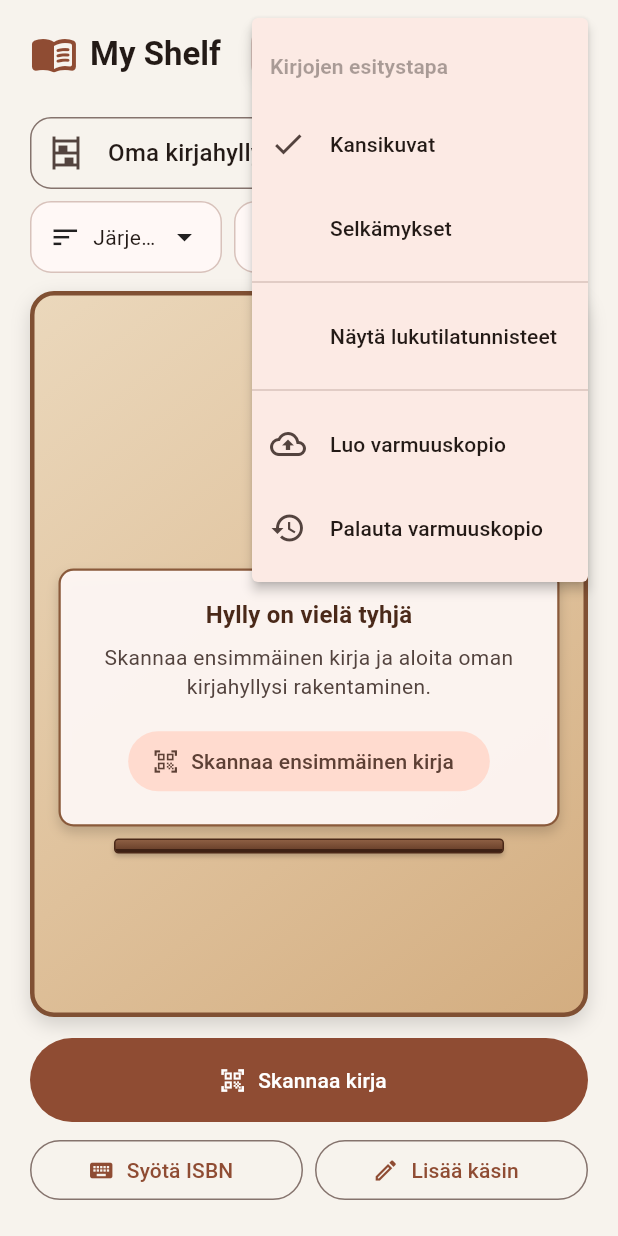
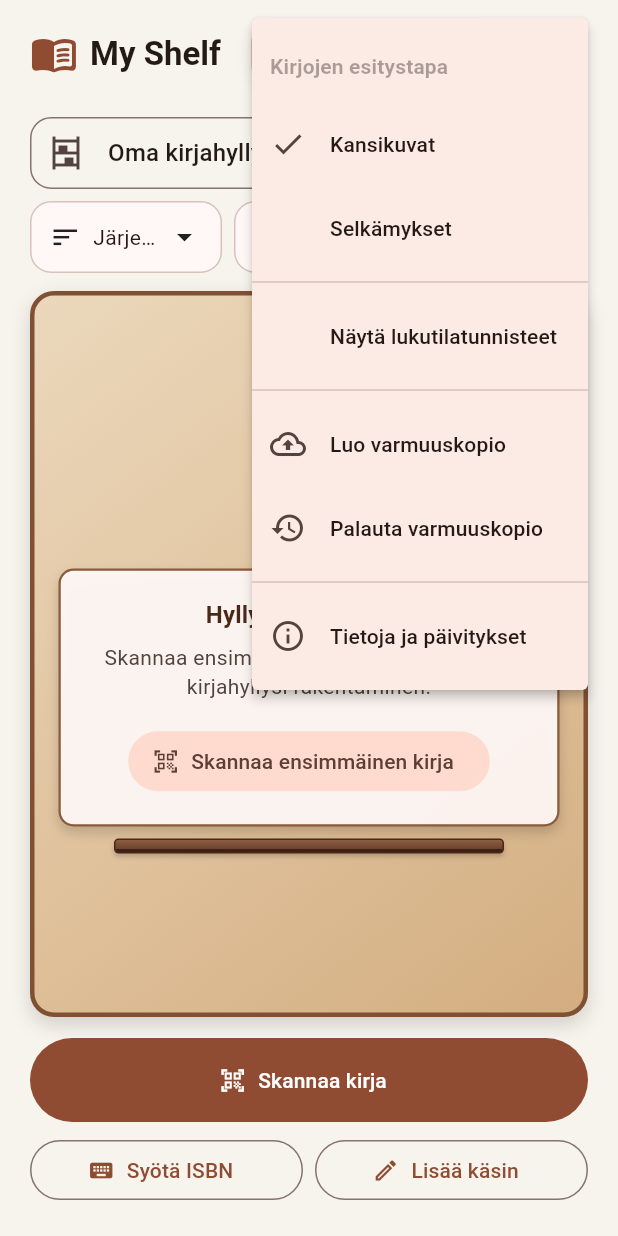
Before and after one commit to Kirjakauppias/my_shelf, a Flutter app: the screen it shows after launch, after a tap on the "more vert" icon, on a phone screen of 412 x 824 dp. Run offline on Flutter 3.47's test engine with Material 3 defaults, Android fonts, the phone set to English and light mode, and no system bars; our stand-ins replace image_picker, package_info_plus, share_plus, shared_preferences; missing offline and left inert: file_selector, mobile_scanner.

Commit message:
feat: add update dialog to application menu

```diff
--- a/lib/screens/home_screen.dart
+++ b/lib/screens/home_screen.dart
@@ -19,6 +19,7 @@ import '../widgets/shelf_empty_state.dart';
 import '../models/library_view_settings.dart';
 import '../services/library_view_settings_service.dart';
 import '../services/portable_cover_restore_service.dart';
+import '../widgets/app_info_dialog.dart';
 
 class HomeScreen extends StatefulWidget {
   const HomeScreen({super.key});
@@ -1675,6 +1676,15 @@ class _HomeScreenState extends State<HomeScreen> {
         ),
       );
     }
+  }
+
+  Future<void> _openAppInfoDialog() async {
+    await showDialog<void>(
+      context: context,
+      builder: (context) {
+        return AppInfoDialog();
+      },
+    );
   }
 
   Widget _buildHeader() {
@@ -1765,6 +1775,10 @@ class _HomeScreenState extends State<HomeScreen> {
 
                   case 'restore':
                     _restoreBackup();
+                    break;
+
+                  case 'about':
+                    _openAppInfoDialog();
                     break;
                 }
               },
@@ -1808,6 +1822,15 @@ class _HomeScreenState extends State<HomeScreen> {
                       contentPadding: EdgeInsets.zero,
                       leading: Icon(Icons.restore),
                       title: Text('Palauta varmuuskopio'),
+                    ),
+                  ),
+                  const PopupMenuDivider(),
+                  const PopupMenuItem<String>(
+                    value: 'about',
+                    child: ListTile(
+                      contentPadding: EdgeInsets.zero,
+                      leading: Icon(Icons.info_outline),
+                      title: Text('Tietoja ja päivitykset'),
                     ),
                   ),
                 ];
```
